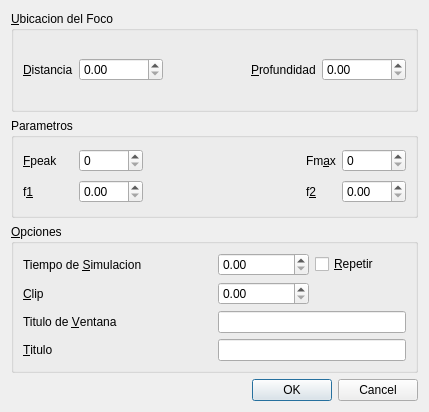
edvelezg/viper-sugui, file Dialogs/simulparams.ui: the form before one commit.
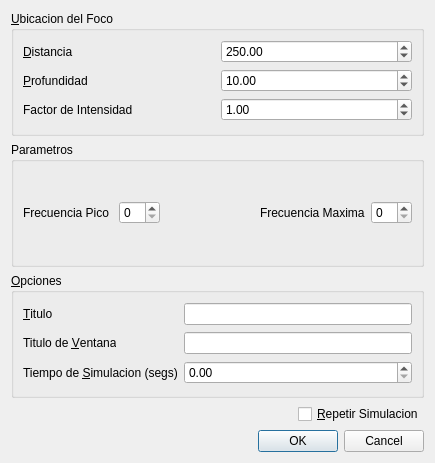
The form after the commit.

Patch:
```diff
--- a/Dialogs/simulparams.ui
+++ b/Dialogs/simulparams.ui
@@ -5,20 +5,20 @@
    <rect>
     <x>0</x>
     <y>0</y>
-    <width>429</width>
-    <height>412</height>
+    <width>435</width>
+    <height>463</height>
    </rect>
   </property>
   <property name="windowTitle" >
    <string>Parametros de Simulacion</string>
   </property>
-  <layout class="QVBoxLayout" name="verticalLayout" >
-   <item>
+  <layout class="QGridLayout" name="gridLayout_2" >
+   <item row="0" column="0" colspan="2" >
     <widget class="QGroupBox" name="groupBox" >
      <property name="title" >
       <string>&amp;Ubicacion del Foco</string>
      </property>
-     <layout class="QGridLayout" name="gridLayout_2" >
+     <layout class="QGridLayout" name="gridLayout_4" >
       <item row="0" column="0" >
        <widget class="QLabel" name="label_5" >
         <property name="text" >
@@ -31,15 +31,31 @@
       </item>
       <item row="0" column="1" >
        <widget class="QDoubleSpinBox" name="sbDistance" >
+        <property name="minimum" >
+         <double>0.000000000000000</double>
+        </property>
         <property name="maximum" >
          <double>999999.989999999990687</double>
         </property>
         <property name="singleStep" >
          <double>10.000000000000000</double>
         </property>
+        <property name="value" >
+         <double>250.000000000000000</double>
+        </property>
        </widget>
       </item>
-      <item row="0" column="3" >
+      <item row="2" column="0" >
+       <widget class="QLabel" name="label_9" >
+        <property name="text" >
+         <string>Factor de Intensidad</string>
+        </property>
+        <property name="buddy" >
+         <cstring>sbFpeak</cstring>
+        </property>
+       </widget>
+      </item>
+      <item row="1" column="0" >
        <widget class="QLabel" name="label_6" >
         <property name="text" >
          <string>&amp;Profundidad</string>
@@ -49,33 +65,36 @@
         </property>
        </widget>
       </item>
-      <item row="0" column="4" >
+      <item row="1" column="1" >
        <widget class="QDoubleSpinBox" name="sbDepth" >
+        <property name="decimals" >
+         <number>2</number>
+        </property>
+        <property name="minimum" >
+         <double>0.000000000000000</double>
+        </property>
         <property name="maximum" >
-         <double>999999.989999999990687</double>
+         <double>1000000.000000000000000</double>
         </property>
         <property name="singleStep" >
          <double>10.000000000000000</double>
         </property>
+        <property name="value" >
+         <double>10.000000000000000</double>
+        </property>
        </widget>
       </item>
-      <item row="0" column="2" >
-       <spacer name="horizontalSpacer" >
-        <property name="orientation" >
-         <enum>Qt::Horizontal</enum>
+      <item row="2" column="1" >
+       <widget class="QDoubleSpinBox" name="sbSstrength" >
+        <property name="value" >
+         <double>1.000000000000000</double>
         </property>
-        <property name="sizeHint" stdset="0" >
-         <size>
-          <width>40</width>
-          <height>20</height>
-         </size>
-        </property>
-       </spacer>
+       </widget>
       </item>
      </layout>
     </widget>
    </item>
-   <item>
+   <item row="1" column="0" colspan="2" >
     <widget class="QGroupBox" name="groupBox_2" >
      <property name="title" >
       <string>Parametros</string>
@@ -84,7 +103,7 @@
       <item row="0" column="0" >
        <widget class="QLabel" name="label_7" >
         <property name="text" >
-         <string>&amp;Fpeak     </string>
+         <string>Frecuencia Pico </string>
         </property>
         <property name="buddy" >
          <cstring>sbFpeak</cstring>
@@ -97,7 +116,7 @@
       <item row="0" column="3" >
        <widget class="QLabel" name="label_8" >
         <property name="text" >
-         <string>Fm&amp;ax</string>
+         <string>Frecuencia Maxima</string>
         </property>
         <property name="buddy" >
          <cstring>sbFmax</cstring>
@@ -107,40 +126,6 @@
       <item row="0" column="4" >
        <widget class="QSpinBox" name="sbFmax" />
       </item>
-      <item row="1" column="0" >
-       <widget class="QLabel" name="label_9" >
-        <property name="text" >
-         <string>f&amp;1</string>
-        </property>
-        <property name="buddy" >
-         <cstring>sbDistance_2</cstring>
-        </property>
-       </widget>
-      </item>
-      <item row="1" column="1" >
-       <widget class="QDoubleSpinBox" name="sbDistance_2" >
-        <property name="maximum" >
-         <double>999.990000000000009</double>
-        </property>
-       </widget>
-      </item>
-      <item row="1" column="3" >
-       <widget class="QLabel" name="label_10" >
-        <property name="text" >
-         <string>f&amp;2</string>
-        </property>
-        <property name="buddy" >
-         <cstring>sbDepth_2</cstring>
-        </property>
-       </widget>
-      </item>
-      <item row="1" column="4" >
-       <widget class="QDoubleSpinBox" name="sbDepth_2" >
-        <property name="maximum" >
-         <double>999.990000000000009</double>
-        </property>
-       </widget>
-      </item>
       <item row="0" column="2" >
        <spacer name="horizontalSpacer_2" >
         <property name="orientation" >
@@ -157,33 +142,29 @@
      </layout>
     </widget>
    </item>
-   <item>
+   <item row="2" column="0" colspan="2" >
     <widget class="QGroupBox" name="groupBox_3" >
      <property name="title" >
       <string>&amp;Opciones</string>
      </property>
      <layout class="QGridLayout" name="gridLayout" >
-      <item row="0" column="0" colspan="2" >
+      <item row="2" column="0" colspan="2" >
        <widget class="QLabel" name="label" >
         <property name="text" >
-         <string>Tiempo de &amp;Simulacion</string>
+         <string>Tiempo de &amp;Simulacion (segs)</string>
         </property>
         <property name="buddy" >
          <cstring>sbTMax</cstring>
         </property>
        </widget>
       </item>
+      <item row="2" column="2" >
+       <widget class="QDoubleSpinBox" name="sbTMax" />
+      </item>
+      <item row="1" column="2" >
+       <widget class="QLineEdit" name="leWindowTitle" />
+      </item>
       <item row="1" column="0" >
-       <widget class="QLabel" name="label_4" >
-        <property name="text" >
-         <string>&amp;Clip</string>
-        </property>
-        <property name="buddy" >
-         <cstring>sbClip</cstring>
-        </property>
-       </widget>
-      </item>
-      <item row="2" column="0" colspan="2" >
        <widget class="QLabel" name="label_3" >
         <property name="text" >
          <string>Titulo de &amp;Ventana</string>
@@ -193,10 +174,7 @@
         </property>
        </widget>
       </item>
-      <item row="2" column="2" colspan="2" >
-       <widget class="QLineEdit" name="leWindowTitle" />
-      </item>
-      <item row="3" column="0" colspan="2" >
+      <item row="0" column="0" >
        <widget class="QLabel" name="label_2" >
         <property name="text" >
          <string>&amp;Titulo</string>
@@ -206,26 +184,33 @@
         </property>
        </widget>
       </item>
-      <item row="3" column="2" colspan="2" >
+      <item row="0" column="2" >
        <widget class="QLineEdit" name="leTitle" />
       </item>
-      <item row="0" column="2" >
-       <widget class="QDoubleSpinBox" name="sbTMax" />
-      </item>
-      <item row="0" column="3" >
-       <widget class="QCheckBox" name="chkLoop" >
-        <property name="text" >
-         <string>&amp;Repetir</string>
-        </property>
-       </widget>
-      </item>
-      <item row="1" column="2" >
-       <widget class="QDoubleSpinBox" name="sbClip" />
-      </item>
      </layout>
     </widget>
    </item>
-   <item>
+   <item row="3" column="0" >
+    <spacer name="horizontalSpacer_3" >
+     <property name="orientation" >
+      <enum>Qt::Horizontal</enum>
+     </property>
+     <property name="sizeHint" stdset="0" >
+      <size>
+       <width>265</width>
+       <height>20</height>
+      </size>
+     </property>
+    </spacer>
+   </item>
+   <item row="3" column="1" >
+    <widget class="QCheckBox" name="chkLoop" >
+     <property name="text" >
+      <string>&amp;Repetir Simulacion</string>
+     </property>
+    </widget>
+   </item>
+   <item row="4" column="0" colspan="2" >
     <widget class="QDialogButtonBox" name="buttonBox" >
      <property name="standardButtons" >
       <set>QDialogButtonBox::Cancel|QDialogButtonBox::Ok</set>
```
